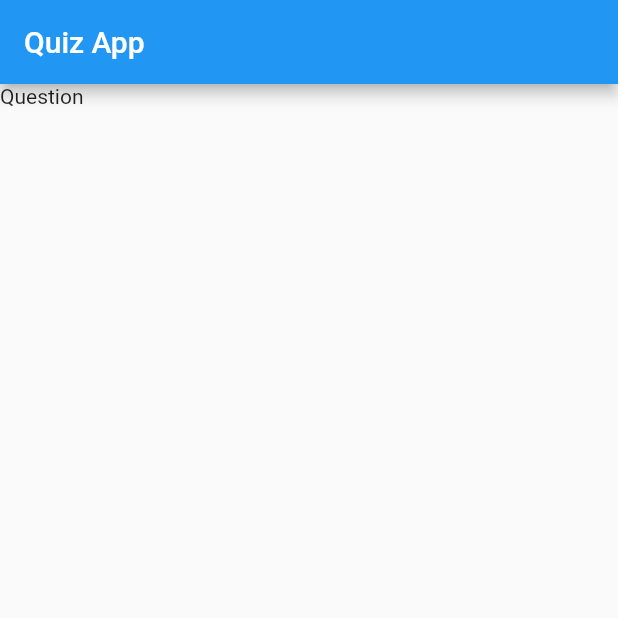
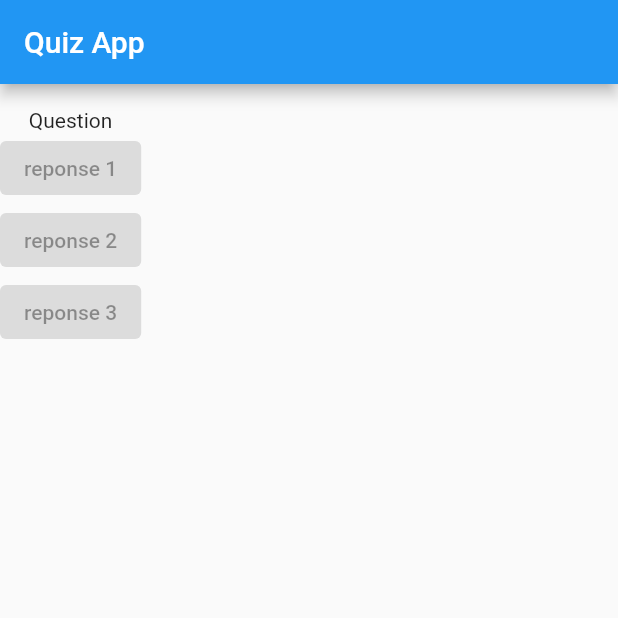
Before and after one commit to adelguen/flutterwork, a Flutter app: the screen it shows after launch, on a phone screen of 412 x 824 dp, the top half of it. Run offline on Flutter 3.47's test engine with Material 2 defaults, Android fonts, the phone set to English and light mode, and no system bars.

Commit message:
Questionnaire App
One Text
3 buttons

```diff
--- a/first_app/lib/main.dart
+++ b/first_app/lib/main.dart
@@ -14,7 +14,16 @@ class MyApp extends StatelessWidget {
       home:   Scaffold (
         appBar:AppBar(title: const Text ('Quiz App ')),
         body:
-      const Text('Question '),
+      Column(
+        children: const [
+           Text('\n Question '),
+          ElevatedButton(onPressed: null, child: Text ('reponse 1')),
+          ElevatedButton(onPressed: null, child: Text ('reponse 2')),
+          ElevatedButton(onPressed: null, child: Text ('reponse 3')),
+
+
+        ],
+      ),
       )
 
 
```
